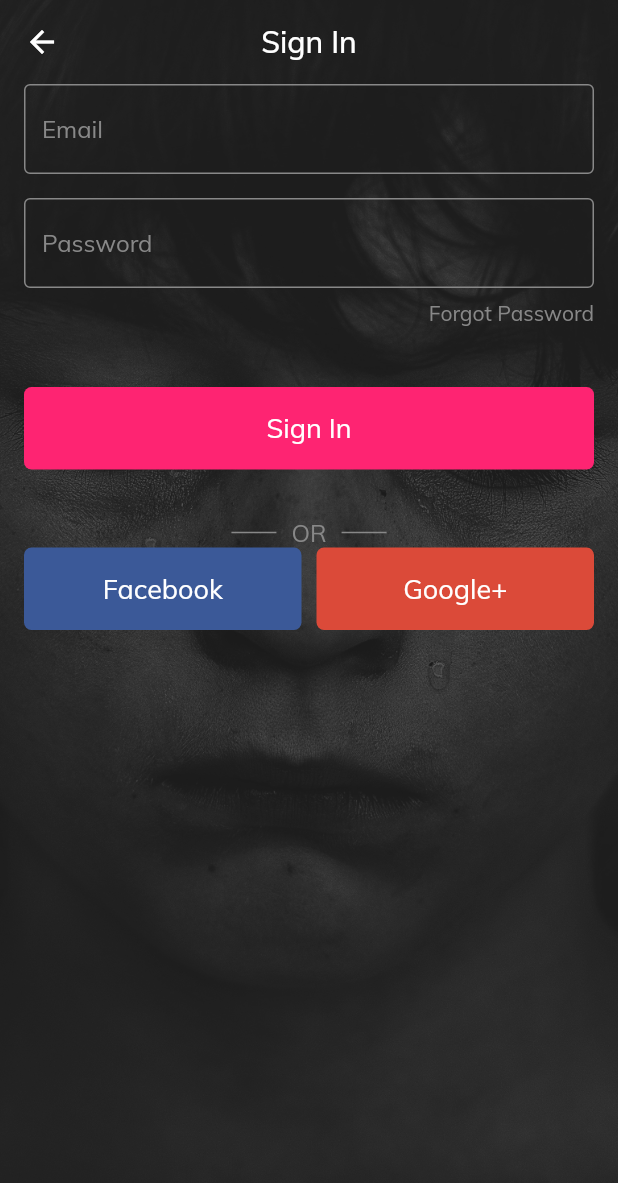
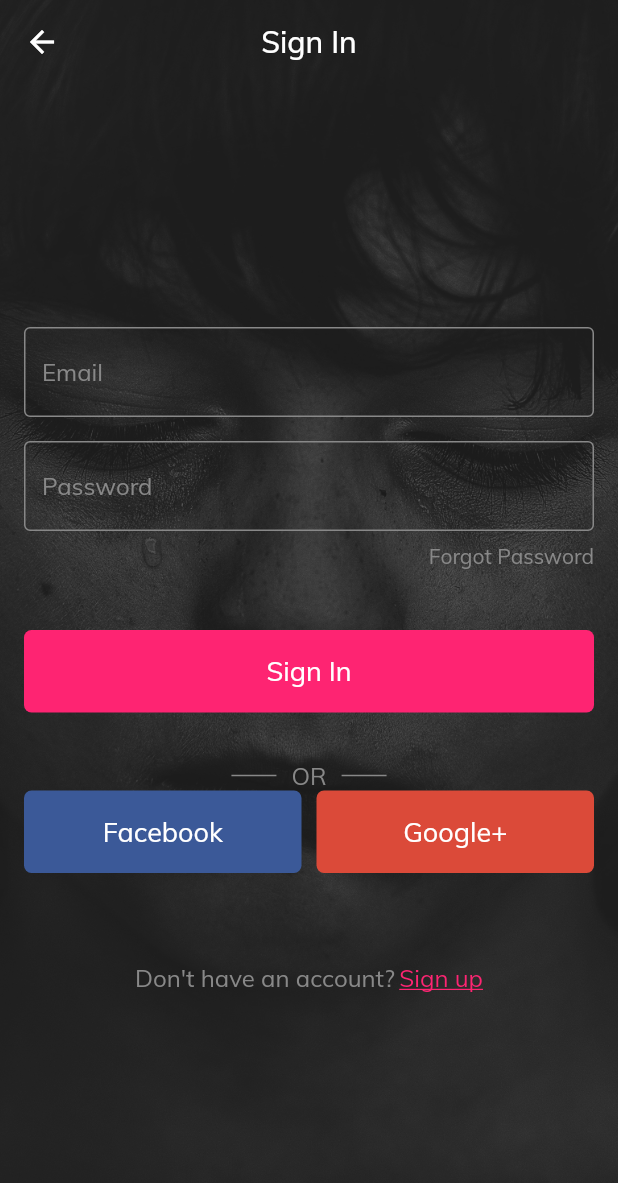
Before and after one commit to VishnuDileesh/BringMeBack-FlutterUIPractice, a Flutter app: the screen it shows after launch, after a tap on "GET STARTED", on a phone screen of 412 x 824 dp. Shown: the top 1183 px of the screen. Run offline on Flutter 3.47's test engine with Material 2 defaults, Android fonts, the phone set to English and light mode, and no system bars.

Commit message:
Finish Sign In Screen

```diff
--- a/lib/screens/signin.dart
+++ b/lib/screens/signin.dart
@@ -37,6 +37,7 @@ class SignIn extends StatelessWidget{
 						child: Container(
 							padding: EdgeInsets.symmetric(horizontal: 16.0),
 							child: Column(
+							mainAxisAlignment: MainAxisAlignment.center,
 							children: <Widget>[
 
 								TextField(
@@ -184,6 +185,38 @@ class SignIn extends StatelessWidget{
 									],
 								),
 
+								SizedBox(height: 60.0),
+
+
+								Row(
+									mainAxisAlignment: MainAxisAlignment.center,
+									children: <Widget>[
+
+										Text(
+											"Don't have an account?",
+											style: TextStyle(
+												color: grey,
+												fontSize: 16.0,
+											),
+										),
+
+										SizedBox(width: 3.0),
+
+										InkWell(
+											onTap: (){},
+											child: Text(
+												'Sign up',
+												style: TextStyle(
+													color: pink,
+													fontSize: 16.0,
+													decoration: TextDecoration.underline,
+												),
+											),
+										),
+
+									],
+								),
+
 
 							],
 						),
```
